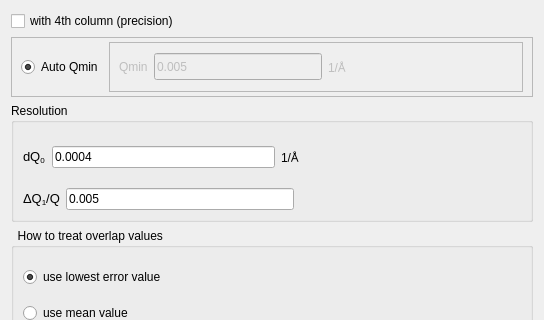
The window that designer/output_reduced_data_dialog.ui (neutrons/RefRed) describes before a commit, drawn with Qt 5; both pictures show x 0 to 544 and y 0 to 320 of the 544 by 541 pixel window.
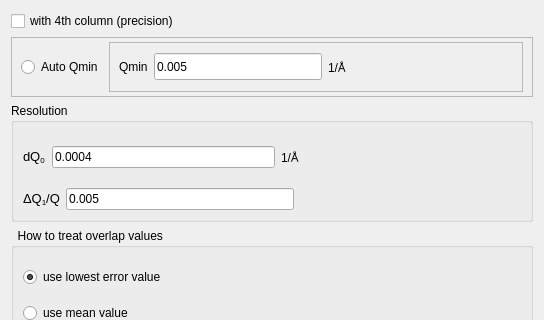
The same window after the commit.

```diff
--- a/designer/output_reduced_data_dialog.ui
+++ b/designer/output_reduced_data_dialog.ui
@@ -59,14 +59,14 @@
            <string>Auto Qmin</string>
           </property>
           <property name="checked">
-           <bool>true</bool>
+           <bool>false</bool>
           </property>
          </widget>
         </item>
         <item>
          <widget class="QFrame" name="manual_qmin_frame">
           <property name="enabled">
-           <bool>false</bool>
+           <bool>true</bool>
           </property>
           <property name="maximumSize">
            <size>
```
